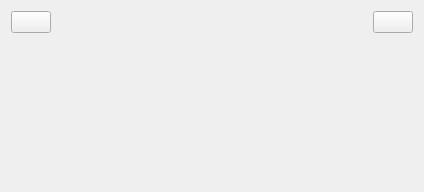
Above: Lab4/masterview.ui from WDK688/QtCourse before the change. Below: the same form after it.
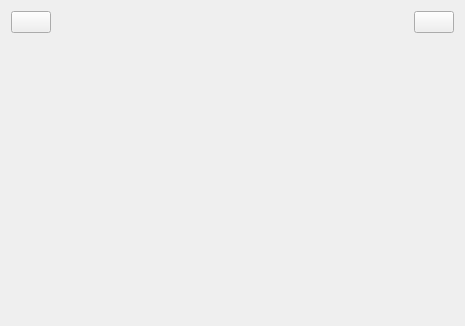
That is the form after the change. Icons and pictures are not drawn.

Commit message: 优化欢迎界面

Patch:
```diff
--- a/Lab4/masterview.ui
+++ b/Lab4/masterview.ui
@@ -6,8 +6,8 @@
    <rect>
     <x>0</x>
     <y>0</y>
-    <width>424</width>
-    <height>192</height>
+    <width>465</width>
+    <height>326</height>
    </rect>
   </property>
   <property name="windowTitle">
```
The commit also changes 3 other files.
